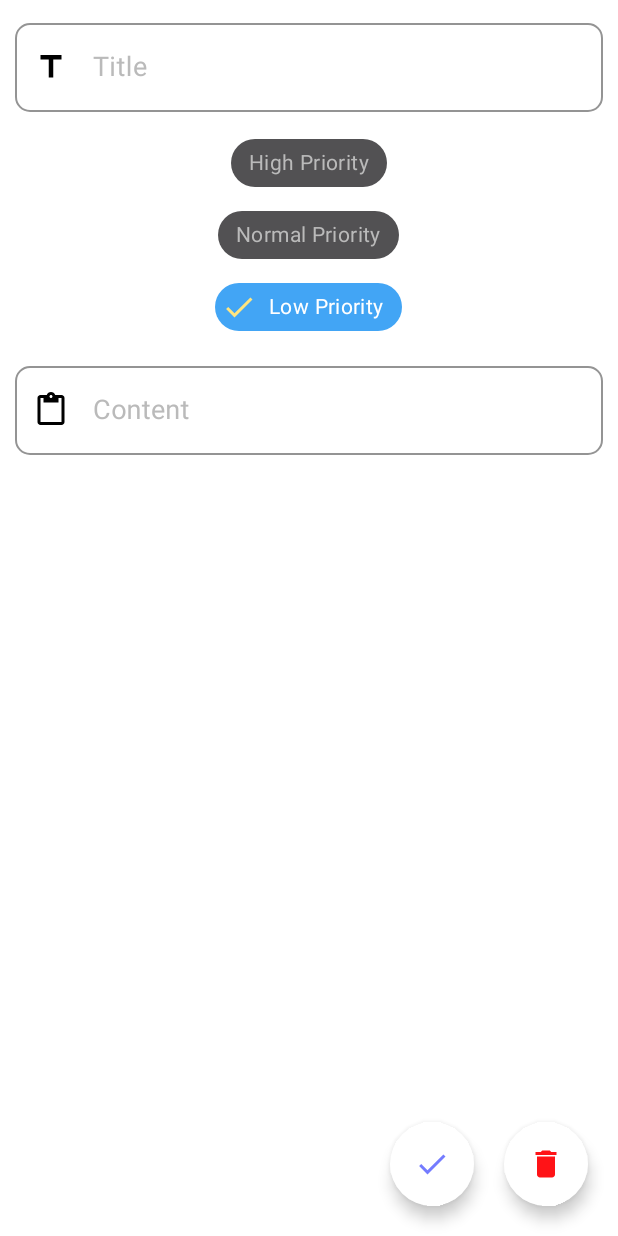
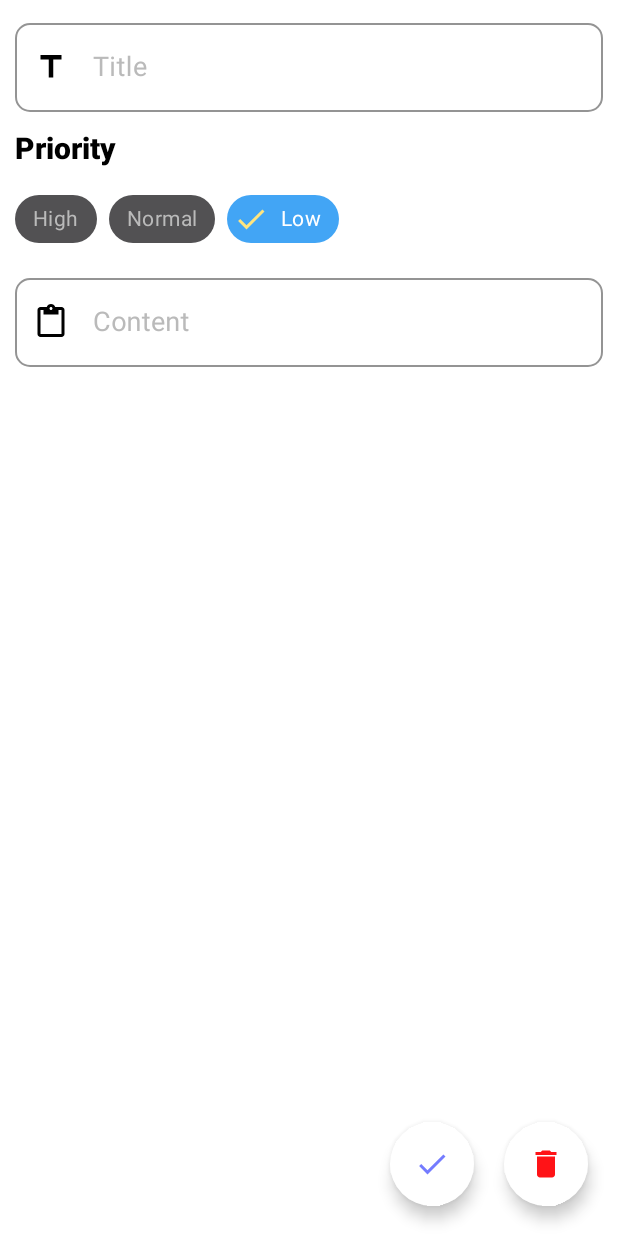
Before and after one commit to Kingkull2811/RoomDatabaseNote, an Android app: the edit_note screen opened through its navigation route, on a phone screen of 412 x 824 dp. Run offline under Robolectric (Android 15) with nearby library versions, the phone set to English and light mode, and no system bars; our stand-ins replace Room's generated code; 1 statement that could not run was skipped.

```diff
--- a/app/src/main/res/layout/fragment_edit_note.xml
+++ b/app/src/main/res/layout/fragment_edit_note.xml
@@ -41,8 +41,19 @@
                 android:inputType="text|textMultiLine"
                 android:textSize="18sp" />
         </com.google.android.material.textfield.TextInputLayout>
-
+        <TextView
+            android:id="@+id/tvPriority"
+            android:layout_marginTop="10dp"
+            android:textSize="20sp"
+            android:textColor="@color/black"
+            android:fontFamily="sans-serif-black"
+            android:text="Priority"
+            app:layout_constraintStart_toStartOf="@id/layoutTitle"
+            app:layout_constraintTop_toBottomOf="@id/layoutTitle"
+            android:layout_width="wrap_content"
+            android:layout_height="wrap_content"/>
         <com.google.android.material.chip.ChipGroup
+            android:orientation="vertical"
             android:id="@+id/groupPriority"
             android:layout_width="match_parent"
             android:layout_height="wrap_content"
@@ -51,13 +62,8 @@
             app:selectionRequired="true"
             app:layout_constraintEnd_toEndOf="@id/layoutTitle"
             app:layout_constraintStart_toStartOf="@id/layoutTitle"
-            app:layout_constraintTop_toBottomOf="@id/layoutTitle"
+            app:layout_constraintTop_toBottomOf="@id/tvPriority"
             app:singleSelection="true">
-            <LinearLayout
-                android:gravity="center"
-                android:orientation="vertical"
-                android:layout_width="match_parent"
-                android:layout_height="wrap_content">
             <com.google.android.material.chip.Chip
                 android:id="@+id/chipHigh"
                 style="@style/customChipStyle"
@@ -79,7 +85,7 @@
                 android:layout_width="wrap_content"
                 android:layout_height="wrap_content"
                 android:text="@string/low_priority" />
-            </LinearLayout>
+           \
 
         </com.google.android.material.chip.ChipGroup>
         <com.google.android.material.textfield.TextInputLayout
--- a/app/src/main/res/values/strings.xml
+++ b/app/src/main/res/values/strings.xml
@@ -3,9 +3,9 @@
     <!-- TODO: Remove or change this placeholder text -->
     <string name="hello_blank_fragment">Hello blank fragment</string>
     <string name="my_note">My Note</string>
-    <string name="high_priority">High Priority</string>
-    <string name="normal_priority">Normal Priority</string>
-    <string name="low_priority">Low Priority</string>
+    <string name="high_priority">High</string>
+    <string name="normal_priority">Normal</string>
+    <string name="low_priority">Low</string>
     <string-array name="listPriority">
         <item>New</item>
         <item>Low To High</item>
```
